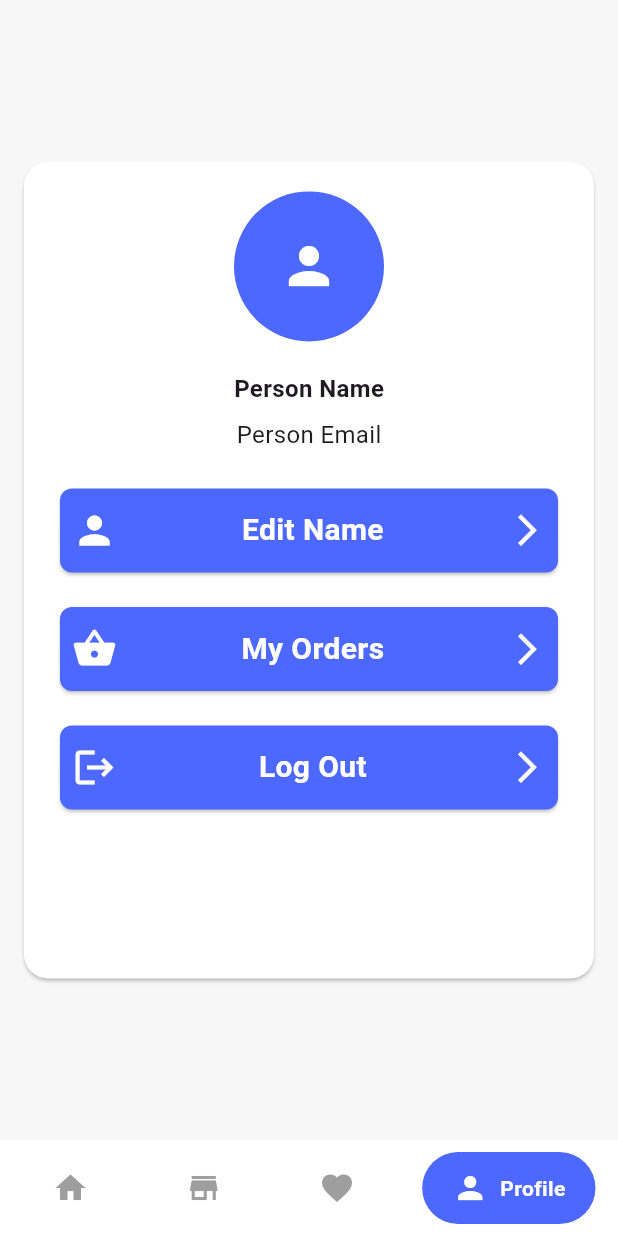
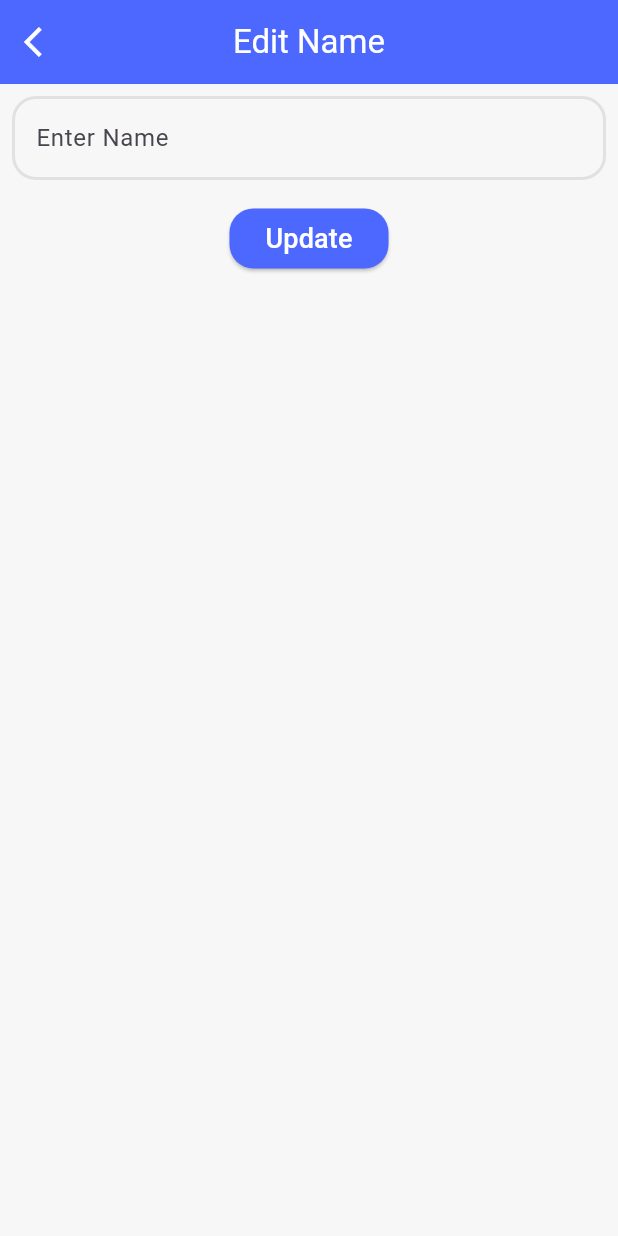
Before and after one commit to Marwa-Atef596/E-commerce, a Flutter app: the MainHomeView screen opened directly, item 4 of the bottom bar chosen, after a tap on "Edit Name", on a phone screen of 412 x 824 dp. Run offline on Flutter 3.47's test engine with Material 3 defaults, Android fonts, the phone set to English and light mode, and no system bars; drawn by our look-alikes of google_nav_bar; our stand-ins replace bloc, cached_network_image, flutter_bloc; network calls fail.

Commit message:
finish edit name view

```diff
--- /dev/null
+++ b/lib/view/home/edit_name_view.dart
@@ -0,0 +1,57 @@
+import 'package:e_commerce/core/app_colors.dart';
+import 'package:e_commerce/core/custom_button.dart';
+import 'package:e_commerce/core/custom_text_field.dart';
+import 'package:flutter/material.dart';
+
+class EditNameView extends StatelessWidget {
+  const EditNameView({super.key});
+
+  @override
+  Widget build(BuildContext context) {
+    return Scaffold(
+      appBar: CustomAppBar(context),
+      body: Padding(
+        padding: const EdgeInsets.symmetric(horizontal: 8, vertical: 8),
+        child: Column(
+          children: [
+            CustomTextFormField(label: 'Enter Name'),
+            SizedBox(
+              height: 15,
+            ),
+            CustomButton(
+              onPressed: () {},
+              child: Text(
+                'Update',
+                style: TextStyle(
+                  color: AppColors.kWhiteColor,
+                  fontSize: 18,
+                ),
+              ),
+            )
+          ],
+        ),
+      ),
+    );
+  }
+
+  AppBar CustomAppBar(BuildContext context) {
+    return AppBar(
+      backgroundColor: AppColors.kPrimaryColor,
+      title: Text(
+        'Edit Name',
+        style: TextStyle(
+          color: AppColors.kWhiteColor,
+        ),
+      ),
+      centerTitle: true,
+      leading: IconButton(
+          onPressed: () {
+            Navigator.pop(context);
+          },
+          icon: Icon(
+            Icons.arrow_back_ios,
+            color: AppColors.kWhiteColor,
+          )),
+    );
+  }
+}
--- a/lib/view/home/profile_view.dart
+++ b/lib/view/home/profile_view.dart
@@ -1,7 +1,9 @@
 import 'package:e_commerce/core/app_colors.dart';
+import 'package:e_commerce/core/functions/navigate_to.dart';
 import 'package:e_commerce/view/auth/ui/widget/custom_login_card.dart';
 import 'package:flutter/material.dart';
 
+import 'edit_name_view.dart';
 import 'widget/CustomProfileCard.dart';
 
 class ProfileView extends StatelessWidget {
@@ -45,7 +47,9 @@ class ProfileView extends StatelessWidget {
               CustomProfileCard(
                 iconData: Icons.person,
                 text: 'Edit Name',
-                onTap: () {},
+                onTap: () {
+                  navigateTo(context, EditNameView());
+                },
               ),
               SizedBox(
                 height: 15,
```
